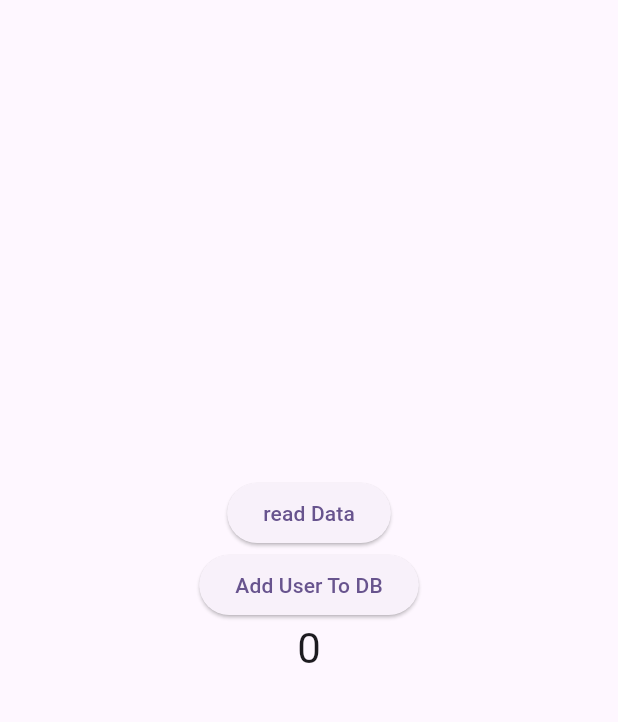
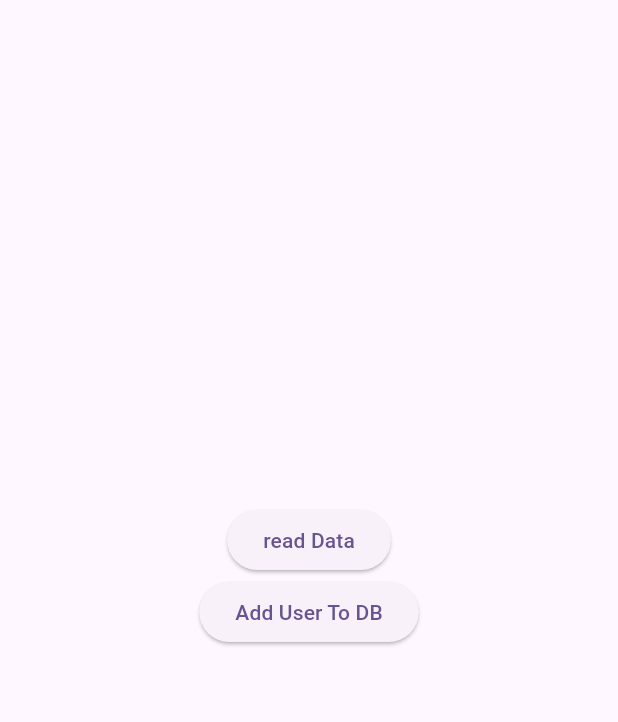
Before and after one commit to RaxoTheOne/firestore_bsp_benni, a Flutter app: the screen it shows after launch, on a phone screen of 412 x 824 dp, the part 84-806 px from its top. Run offline on Flutter 3.47's test engine with Material 3 defaults, Android fonts, the phone set to English and light mode, and no system bars; our stand-ins replace cloud_firestore, firebase_core; accounts and stored records are empty.

Commit message:
counter deleted

```diff
--- a/lib/main.dart
+++ b/lib/main.dart
@@ -35,13 +35,6 @@ class MyHomePage extends StatefulWidget {
 }
 
 class _MyHomePageState extends State<MyHomePage> {
-  int _counter = 0;
-
-  void _incrementCounter() {
-    setState(() {
-      _counter++;
-    });
-  }
 
   @override
   Widget build(BuildContext context) {
@@ -80,10 +73,6 @@ class _MyHomePageState extends State<MyHomePage> {
             ElevatedButton(
                 onPressed: addUserToDatabase,
                 child: const Text("Add User To DB")),
-            Text(
-              '$_counter',
-              style: Theme.of(context).textTheme.headlineMedium,
-            ),
           ],
         ),
       ),
```
